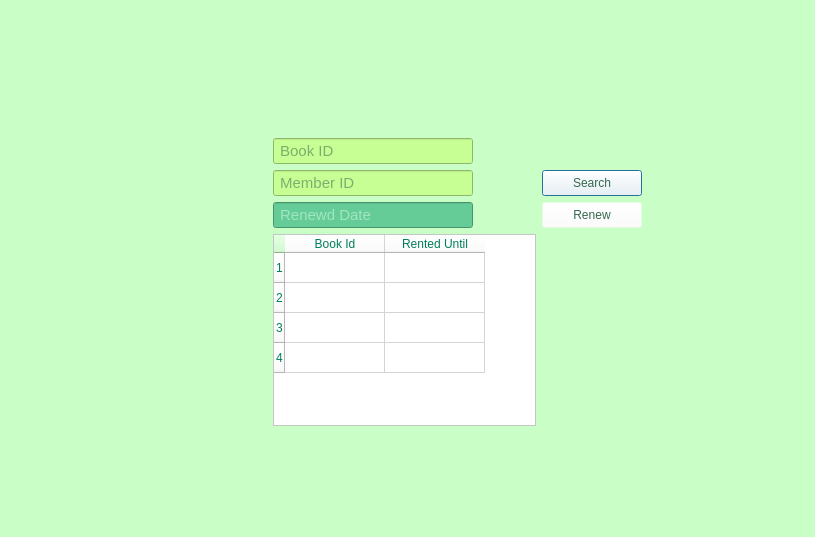
The window that window_renewbook.ui (Nilsae/LibraryManagementSystem) describes before a commit, drawn with Qt 5.
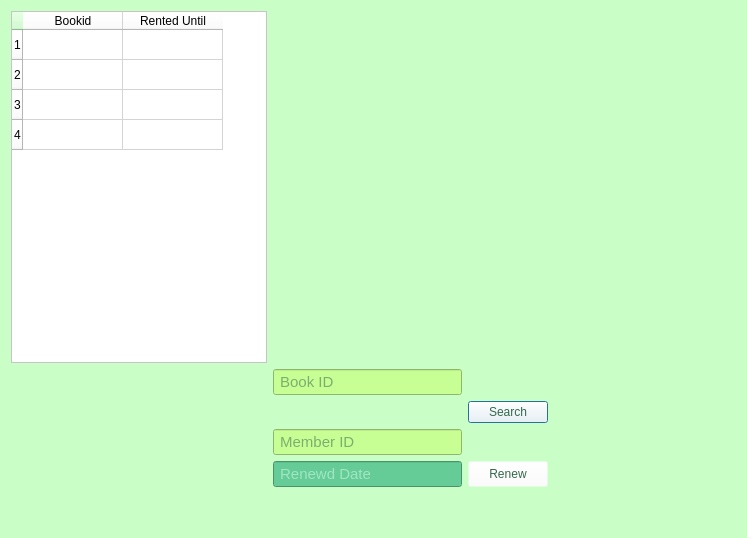
The same window after the commit. Icons and pictures are not drawn.

```diff
--- a/window_renewbook.ui
+++ b/window_renewbook.ui
@@ -6,8 +6,8 @@
    <rect>
     <x>0</x>
     <y>0</y>
-    <width>815</width>
-    <height>537</height>
+    <width>747</width>
+    <height>538</height>
    </rect>
   </property>
   <property name="windowTitle">
@@ -17,23 +17,45 @@
    <string notr="true">background-color: rgb(201, 255, 198);</string>
   </property>
   <layout class="QVBoxLayout" name="verticalLayout">
-   <item>
-    <widget class="QLabel" name="label_2">
-     <property name="text">
-      <string/>
-     </property>
-    </widget>
-   </item>
    <item>
     <layout class="QGridLayout" name="gridLayout">
-     <item row="15" column="1">
-      <widget class="QLabel" name="label_4">
-       <property name="text">
-        <string/>
+     <item row="4" column="1">
+      <widget class="QLineEdit" name="lineEdit_MemberId">
+       <property name="maximumSize">
+        <size>
+         <width>200</width>
+         <height>35</height>
+        </size>
+       </property>
+       <property name="font">
+        <font>
+         <family>Microsoft Sans Serif</family>
+         <pointsize>11</pointsize>
+        </font>
+       </property>
+       <property name="styleSheet">
+        <string notr="true">background-color: rgb(200, 255, 148);
+color: rgb(47, 94, 69);</string>
+       </property>
+       <property name="placeholderText">
+        <string> Member ID</string>
        </property>
       </widget>
      </item>
-     <item row="3" column="1">
+     <item row="2" column="3">
+      <spacer name="horizontalSpacer_2">
+       <property name="orientation">
+        <enum>Qt::Horizontal</enum>
+       </property>
+       <property name="sizeHint" stdset="0">
+        <size>
+         <width>40</width>
+         <height>20</height>
+        </size>
+       </property>
+      </spacer>
+     </item>
+     <item row="1" column="1">
       <widget class="QLineEdit" name="lineEdit_BookId">
        <property name="maximumSize">
         <size>
@@ -56,40 +78,7 @@
        </property>
       </widget>
      </item>
-     <item row="12" column="1">
-      <widget class="QTableWidget" name="tableWidget_RentedBooks">
-       <property name="font">
-        <font>
-         <family>Microsoft Sans Serif</family>
-        </font>
-       </property>
-       <property name="mouseTracking">
-        <bool>true</bool>
-       </property>
-       <property name="styleSheet">
-        <string notr="true">background-color: rgb(255, 255, 255);
-color: rgb(0, 126, 92);</string>
-       </property>
-       <property name="rowCount">
-        <number>4</number>
-       </property>
-       <row/>
-       <row/>
-       <row/>
-       <row/>
-       <column>
-        <property name="text">
-         <string>Book Id</string>
-        </property>
-       </column>
-       <column>
-        <property name="text">
-         <string>Rented Until</string>
-        </property>
-       </column>
-      </widget>
-     </item>
-     <item row="3" column="0">
+     <item row="1" column="0">
       <spacer name="horizontalSpacer">
        <property name="orientation">
         <enum>Qt::Horizontal</enum>
@@ -102,67 +91,8 @@
        </property>
       </spacer>
      </item>
-     <item row="13" column="1">
-      <spacer name="verticalSpacer">
-       <property name="orientation">
-        <enum>Qt::Vertical</enum>
-       </property>
-       <property name="sizeHint" stdset="0">
-        <size>
-         <width>20</width>
-         <height>40</height>
-        </size>
-       </property>
-      </spacer>
-     </item>
-     <item row="4" column="2">
-      <widget class="QPushButton" name="pushButton_search">
-       <property name="maximumSize">
-        <size>
-         <width>100</width>
-         <height>30</height>
-        </size>
-       </property>
-       <property name="font">
-        <font>
-         <family>Microsoft Sans Serif</family>
-         <pointsize>9</pointsize>
-        </font>
-       </property>
-       <property name="styleSheet">
-        <string notr="true">background-color: rgba(255, 255, 255,0);
-color: rgb(52, 104, 77);</string>
-       </property>
-       <property name="text">
-        <string>Search</string>
-       </property>
-       <property name="icon">
-        <iconset resource="image.qrc">
-         <normaloff>:/img/img/search.png</normaloff>:/img/img/search.png</iconset>
-       </property>
-       <property name="iconSize">
-        <size>
-         <width>25</width>
-         <height>25</height>
-        </size>
-       </property>
-      </widget>
-     </item>
      <item row="0" column="1">
-      <widget class="QLabel" name="label_5">
-       <property name="text">
-        <string/>
-       </property>
-      </widget>
-     </item>
-     <item row="1" column="1">
       <widget class="QLabel" name="label">
-       <property name="maximumSize">
-        <size>
-         <width>200</width>
-         <height>200</height>
-        </size>
-       </property>
        <property name="text">
         <string/>
        </property>
@@ -171,55 +101,12 @@
        </property>
       </widget>
      </item>
-     <item row="2" column="1">
-      <spacer name="verticalSpacer_2">
-       <property name="orientation">
-        <enum>Qt::Vertical</enum>
-       </property>
-       <property name="sizeHint" stdset="0">
-        <size>
-         <width>20</width>
-         <height>40</height>
-        </size>
-       </property>
-      </spacer>
-     </item>
-     <item row="14" column="1">
-      <widget class="QLabel" name="label_3">
-       <property name="text">
-        <string/>
-       </property>
-      </widget>
-     </item>
-     <item row="4" column="1">
-      <widget class="QLineEdit" name="lineEdit_MemberId">
-       <property name="maximumSize">
-        <size>
-         <width>200</width>
-         <height>40</height>
-        </size>
-       </property>
-       <property name="font">
-        <font>
-         <family>Microsoft Sans Serif</family>
-         <pointsize>11</pointsize>
-        </font>
-       </property>
-       <property name="styleSheet">
-        <string notr="true">background-color: rgb(200, 255, 148);
-color: rgb(47, 94, 69);</string>
-       </property>
-       <property name="placeholderText">
-        <string> Member ID</string>
-       </property>
-      </widget>
-     </item>
-     <item row="5" column="2">
-      <widget class="QPushButton" name="pushButton_Renew">
+     <item row="2" column="2">
+      <widget class="QPushButton" name="pushButton_search">
        <property name="maximumSize">
         <size>
          <width>100</width>
-         <height>35</height>
+         <height>30</height>
         </size>
        </property>
        <property name="font">
@@ -233,7 +120,7 @@
 color: rgb(52, 104, 77);</string>
        </property>
        <property name="text">
-        <string>Renew</string>
+        <string>Search</string>
        </property>
        <property name="icon">
         <iconset resource="image.qrc">
@@ -247,7 +134,7 @@
        </property>
       </widget>
      </item>
-     <item row="5" column="1">
+     <item row="6" column="1">
       <widget class="QLineEdit" name="lineEdit_renewdDate">
        <property name="maximumSize">
         <size>
@@ -270,21 +157,82 @@
        </property>
       </widget>
      </item>
-     <item row="1" column="2">
-      <spacer name="horizontalSpacer_2">
-       <property name="orientation">
-        <enum>Qt::Horizontal</enum>
+     <item row="6" column="2">
+      <widget class="QPushButton" name="pushButton_Renew">
+       <property name="maximumSize">
+        <size>
+         <width>100</width>
+         <height>35</height>
+        </size>
        </property>
-       <property name="sizeHint" stdset="0">
+       <property name="font">
+        <font>
+         <family>Microsoft Sans Serif</family>
+         <pointsize>9</pointsize>
+        </font>
+       </property>
+       <property name="styleSheet">
+        <string notr="true">background-color: rgba(255, 255, 255,0);
+color: rgb(52, 104, 77);</string>
+       </property>
+       <property name="text">
+        <string>Renew</string>
+       </property>
+       <property name="icon">
+        <iconset resource="image.qrc">
+         <normaloff>:/img/img/book-education-renew-borrow-reload-system-512.png</normaloff>:/img/img/book-education-renew-borrow-reload-system-512.png</iconset>
+       </property>
+       <property name="iconSize">
         <size>
-         <width>30</width>
-         <height>20</height>
+         <width>25</width>
+         <height>25</height>
         </size>
        </property>
-      </spacer>
+      </widget>
+     </item>
+     <item row="7" column="1">
+      <widget class="QLabel" name="label_3">
+       <property name="text">
+        <string/>
+       </property>
+      </widget>
+     </item>
+     <item row="0" column="0">
+      <widget class="QTableWidget" name="tableWidget_RentedBooks">
+       <property name="mouseTracking">
+        <bool>true</bool>
+       </property>
+       <property name="styleSheet">
+        <string notr="true">background-color: rgb(255, 255, 255);</string>
+       </property>
+       <property name="rowCount">
+        <number>4</number>
+       </property>
+       <row/>
+       <row/>
+       <row/>
+       <row/>
+       <column>
+        <property name="text">
+         <string>Bookid</string>
+        </property>
+       </column>
+       <column>
+        <property name="text">
+         <string>Rented Until</string>
+        </property>
+       </column>
+      </widget>
      </item>
     </layout>
    </item>
+   <item>
+    <widget class="QLabel" name="label_2">
+     <property name="text">
+      <string/>
+     </property>
+    </widget>
+   </item>
   </layout>
  </widget>
  <resources>
```
Left out of the diff: 4 changed lines with no effect on the pictures.
